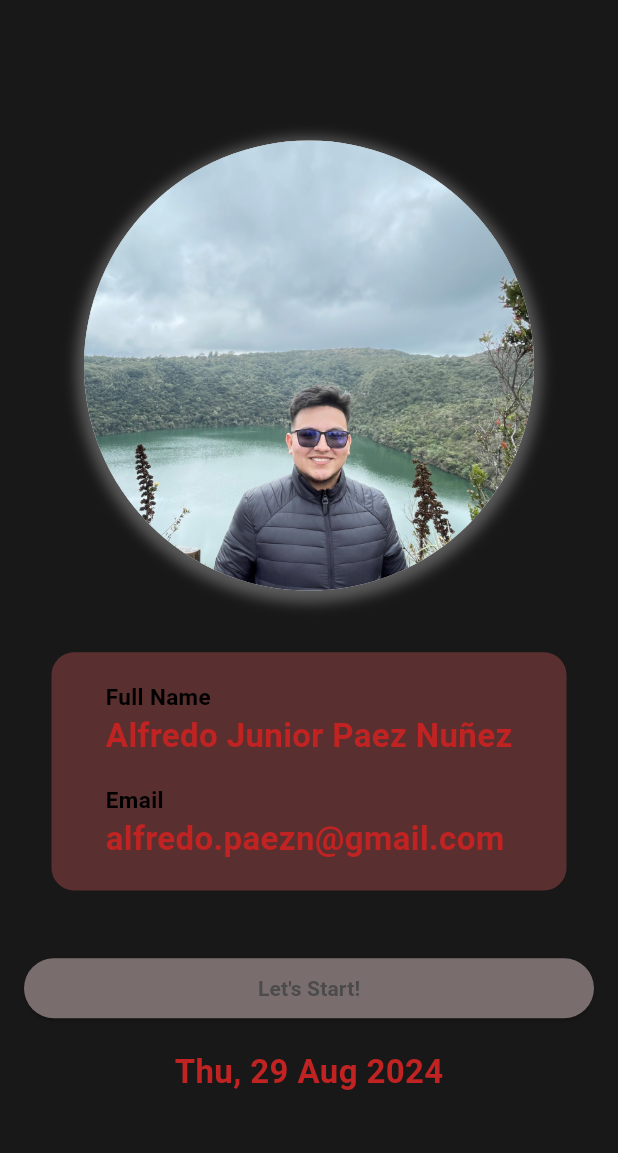
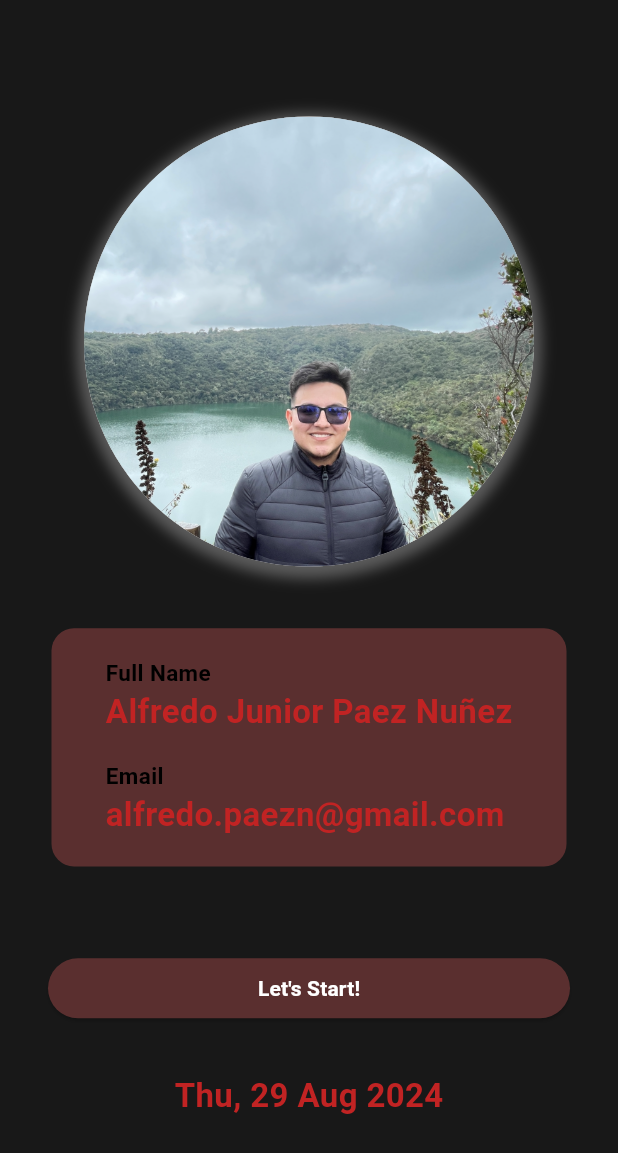
Before and after one commit to AlfredoPaezN/magic, a Flutter app: the screen it shows after launch, on a phone screen of 412 x 824 dp. Shown: the top 1153 px of the screen. Run offline on Flutter 3.47's test engine with Material 3 defaults, Android fonts, the phone set to English and light mode, and no system bars; our stand-ins replace cached_network_image, equatable, flutter_bloc, flutter_screenutil, get_it, go_router and 2 more.

Commit message:
feat: pagination added

```diff
--- a/lib/src/data/repository/MagicRepositoryImpl.dart
+++ b/lib/src/data/repository/MagicRepositoryImpl.dart
@@ -8,7 +8,7 @@ class MagicRepositoryImpl implements MagicRepository {
   MagicRepositoryImpl(this.magicService);
 
   @override
-  Future<Resource<List<MagicCard>>> getCards() {
-    return magicService.getCards();
+  Future<Resource<List<MagicCard>>> getCards({int page = 1, int pageSize = 8}) {
+    return magicService.getCards(page: page, pageSize: pageSize);
   }
 }
--- a/lib/src/domain/repository/MagicRepository.dart
+++ b/lib/src/domain/repository/MagicRepository.dart
@@ -2,5 +2,5 @@ import 'package:magic/src/domain/models/magic_card.dart';
 import 'package:magic/src/domain/utils/Resources.dart';
 
 abstract class MagicRepository {
-  Future<Resource<List<MagicCard>>> getCards();
+  Future<Resource<List<MagicCard>>> getCards({int page = 1, int pageSize = 8});
 }
--- a/lib/src/domain/useCases/auth/GetCardsUseCase.dart
+++ b/lib/src/domain/useCases/auth/GetCardsUseCase.dart
@@ -1,11 +1,10 @@
-import 'package:magic/src/data/repository/MagicRepositoryImpl.dart';
 import 'package:magic/src/domain/repository/MagicRepository.dart';
 
 class GetCardsUseCase {
-  MagicRepository authRepository;
+  MagicRepository magicRepository;
 
-  GetCardsUseCase(this.authRepository);
-  run() {
-    return authRepository.getCards();
+  GetCardsUseCase(this.magicRepository);
+  run({int page = 1, int pageSize = 8}) {
+    return magicRepository.getCards(page: page, pageSize: pageSize);
   }
 }
--- a/lib/src/presentation/bloc/magic_event.dart
+++ b/lib/src/presentation/bloc/magic_event.dart
@@ -4,6 +4,13 @@ abstract class MagicEvent {}
 
 class FormSubmit extends MagicEvent {}
 
+class LoadMoreCards extends MagicEvent {
+  final int page;
+  final int pageSize;
+
+  LoadMoreCards(this.page, this.pageSize);
+}
+
 class CardSelected extends MagicEvent {
   final MagicCard card;
 
--- a/lib/src/presentation/pages/me/me_content.dart
+++ b/lib/src/presentation/pages/me/me_content.dart
@@ -81,11 +81,15 @@ class MeContent extends StatelessWidget {
                   );
                 }
               },
-              child: CustomButton(
-                text: 'Let\'s Start!',
-                onPressed: () {
-                  context.read<MagicBloc>().add(FormSubmit());
-                },
+              child: Padding(
+                padding: const EdgeInsets.all(16.0),
+                child: CustomButton(
+                  text: 'Let\'s Start!',
+                  textColor: Colors.white,
+                  onPressed: () {
+                    context.read<MagicBloc>().add(FormSubmit());
+                  },
+                ),
               ),
             ),
             SizedBox(
--- a/lib/src/presentation/widgets/custom_button.dart
+++ b/lib/src/presentation/widgets/custom_button.dart
@@ -28,7 +28,7 @@ class CustomButton extends StatelessWidget {
             overlayColor:
                 MaterialStatePropertyAll(Color(MagicColors.secondary)),
             backgroundColor:
-                MaterialStatePropertyAll(Color(MagicColors.yellow)),
+                MaterialStatePropertyAll(Color(MagicColors.secondary)),
           ),
           child: Text(
             text,
--- a/lib/src/presentation/widgets/info_card.dart
+++ b/lib/src/presentation/widgets/info_card.dart
@@ -27,7 +27,7 @@ class InfoCard extends StatelessWidget {
       padding: EdgeInsets.symmetric(vertical: 16.h, horizontal: 16.w),
       decoration: BoxDecoration(
         borderRadius: BorderRadius.circular(15),
-        color: const Color(MagicColors.secondary),
+        color: color ?? const Color(MagicColors.secondary),
       ),
       child: Column(
         mainAxisAlignment: MainAxisAlignment.spaceBetween,
--- a/lib/src/presentation/widgets/staggered_dual.dart
+++ b/lib/src/presentation/widgets/staggered_dual.dart
@@ -7,16 +7,18 @@ class StaggeredDualView extends StatelessWidget {
     super.key,
     this.spacing = 0.0,
     this.aspectRatio = 0.5,
+    this.scrollController,
   });
 
   final IndexedWidgetBuilder itemBuilder;
   final int itemCount;
   final double spacing;
   final double aspectRatio;
-
+  final ScrollController? scrollController;
   @override
   Widget build(BuildContext context) {
     return GridView.builder(
+      controller: scrollController,
       itemCount: itemCount,
       gridDelegate: SliverGridDelegateWithFixedCrossAxisCount(
         crossAxisCount: 2,
```
Also changed, not shown: lib/src/data/dataSource/remote/services/MagicService.dart (+13 -5 lines), lib/src/domain/utils/cache_manager.dart (+32 -0 lines), lib/src/presentation/bloc/magic_bloc.dart (+18 -0 lines), lib/src/presentation/pages/card_list/card_list.dart (+61 -11 lines), pubspec.lock, 9 other files.
